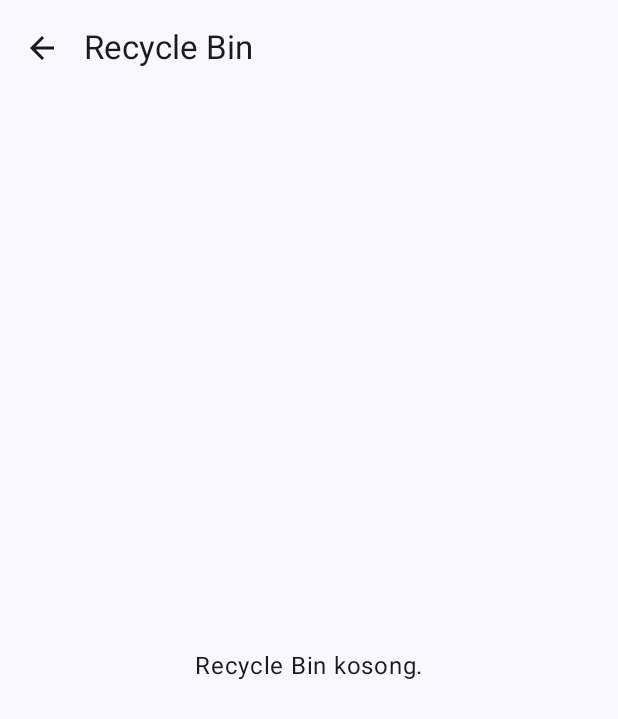
After one commit to fionas14/fiona_agenda, an Android app built with Jetpack Compose: the RecycleBinScreen screen opened through its navigation route, on a phone screen of 412 x 824 dp. The commit adds this screen. Shown: the top 719 px of the screen. Run offline under Robolectric (Android 15) with nearby library versions, the phone set to English and light mode, and no system bars; our stand-ins replace Room's generated code.

Commit message:
Menambahkan Recycle Bin dan undo

```diff
--- a/app/build.gradle.kts
+++ b/app/build.gradle.kts
@@ -57,6 +57,7 @@ dependencies {
     implementation(libs.room.ktx)
     kapt(libs.room.compiler)
     implementation(libs.androidx.datastore.preferences)
+    implementation(libs.material.icons.extended)
 
     testImplementation(libs.junit)
     androidTestImplementation(libs.androidx.junit)
--- a/app/src/main/java/com/fionasiregar0032/agenda/MainActivity.kt
+++ b/app/src/main/java/com/fionasiregar0032/agenda/MainActivity.kt
@@ -15,7 +15,7 @@ class MainActivity : ComponentActivity() {
     override fun onCreate(savedInstanceState: Bundle?) {
         super.onCreate(savedInstanceState)
         setContent {
-            AgendaTheme { // Pastikan EventAppTheme ada di package ui.theme
+            AgendaTheme {
                 Surface(
                     modifier = Modifier.fillMaxSize(),
                     color = MaterialTheme.colorScheme.background
--- a/app/src/main/java/com/fionasiregar0032/agenda/database/AcaraDao.kt
+++ b/app/src/main/java/com/fionasiregar0032/agenda/database/AcaraDao.kt
@@ -19,4 +19,13 @@ interface AcaraDao {
 
     @Query("SELECT * FROM acara_table WHERE id = :acaraId")
     fun getAcaraById(acaraId: Long): Flow<Acara?>
+
+    @Query("SELECT * FROM acara_table WHERE isDeleted = 0 ORDER BY acaraDate DESC")
+    fun getActiveAcara(): Flow<List<Acara>>
+
+    @Query("SELECT * FROM acara_table WHERE isDeleted = 1 ORDER BY acaraDate DESC")
+    fun getDeletedAcara(): Flow<List<Acara>>
+
+
+
 }
--- a/app/src/main/java/com/fionasiregar0032/agenda/model/Acara.kt
+++ b/app/src/main/java/com/fionasiregar0032/agenda/model/Acara.kt
@@ -13,7 +13,8 @@ data class Acara(
     val endTime: String,
     val location: String,
     val description: String,
-    val activityType: String
+    val activityType: String,
+    val isDeleted: Boolean = false
 
 )
 
--- a/app/src/main/java/com/fionasiregar0032/agenda/navigation/AppNavigation.kt
+++ b/app/src/main/java/com/fionasiregar0032/agenda/navigation/AppNavigation.kt
@@ -7,12 +7,12 @@ import androidx.lifecycle.viewmodel.compose.viewModel
 import androidx.navigation.NavHostController
 import androidx.navigation.compose.NavHost
 import androidx.navigation.compose.composable
-import com.fionasiregar0032.agenda.viewmodel.AcaraFormViewModel
 import com.fionasiregar0032.agenda.screen.AcaraFormScreen
 import com.fionasiregar0032.agenda.screen.MainScreen
+import com.fionasiregar0032.agenda.screen.RecycleBinScreen
 import com.fionasiregar0032.agenda.util.ViewModelFactory
+import com.fionasiregar0032.agenda.viewmodel.AcaraFormViewModel
 import com.fionasiregar0032.agenda.viewmodel.MainViewModel
-
 
 @Composable
 fun AppNavigation(navController: NavHostController) {
@@ -26,9 +26,13 @@ fun AppNavigation(navController: NavHostController) {
                 mainViewModel = mainViewModelInstance,
                 onNavigateToForm = { eventId ->
                     navController.navigate(AppRoute.AcaraFormScreen.buildRoute(eventId))
+                },
+                onNavigateToRecycleBin = {
+                    navController.navigate(AppRoute.RecycleBin.route)
                 }
             )
         }
+
         composable(
             route = AppRoute.AcaraFormScreen.routeWithArgs,
             arguments = AppRoute.AcaraFormScreen.arguments
@@ -42,5 +46,14 @@ fun AppNavigation(navController: NavHostController) {
                 viewModel = acaraFormViewModelInstance
             )
         }
+
+        composable(AppRoute.RecycleBin.route) {
+            val mainViewModelInstance: MainViewModel = viewModel(factory = factory)
+            RecycleBinScreen(
+                navController = navController,
+                viewModel = mainViewModelInstance
+            )
+
+        }
     }
 }
--- a/app/src/main/java/com/fionasiregar0032/agenda/navigation/AppRoute.kt
+++ b/app/src/main/java/com/fionasiregar0032/agenda/navigation/AppRoute.kt
@@ -4,6 +4,7 @@ import androidx.navigation.navArgument
 
 sealed class AppRoute(val route: String) {
     object MainScreen : AppRoute("main_screen")
+    object RecycleBin : AppRoute("recycle_bin")
     object AcaraFormScreen : AppRoute("acara_form_screen") {
         const val ACARA_ID_KEY = "acaraId"
 
@@ -21,5 +22,6 @@ sealed class AppRoute(val route: String) {
                 "acara_form_screen"
             }
         }
+
     }
 }
--- /dev/null
+++ b/app/src/main/java/com/fionasiregar0032/agenda/screen/RecycleBinScreen.kt
@@ -0,0 +1,86 @@
+package com.fionasiregar0032.agenda.screen
+
+import androidx.compose.foundation.layout.*
+import androidx.compose.foundation.lazy.LazyColumn
+import androidx.compose.foundation.lazy.items
+import androidx.compose.material.icons.Icons
+import androidx.compose.material.icons.automirrored.filled.ArrowBack
+import androidx.compose.material3.*
+import androidx.compose.runtime.*
+import androidx.compose.ui.Alignment
+import androidx.compose.ui.Modifier
+import androidx.compose.ui.unit.dp
+import androidx.navigation.NavHostController
+import com.fionasiregar0032.agenda.model.Acara
+import com.fionasiregar0032.agenda.viewmodel.MainViewModel
+
+@OptIn(ExperimentalMaterial3Api::class)
+@Composable
+fun RecycleBinScreen(
+    navController: NavHostController,
+    viewModel: MainViewModel
+) {
+    val deletedAcara by viewModel.deletedAcara.collectAsState()
+
+    Scaffold(
+        topBar = {
+            TopAppBar(
+                title = { Text("Recycle Bin") },
+                navigationIcon = {
+                    IconButton(onClick = { navController.popBackStack() }) {
+                        Icon(
+                            imageVector = Icons.AutoMirrored.Filled.ArrowBack,
+                            contentDescription = "Back"
+                        )
+                    }
+                }
+            )
+        }
+    ) { padding ->
+        if (deletedAcara.isEmpty()) {
+            Box(
+                modifier = Modifier
+                    .fillMaxSize()
+                    .padding(padding),
+                contentAlignment = Alignment.Center
+            ) {
+                Text("Recycle Bin kosong.")
+            }
+        } else {
+            LazyColumn(
+                modifier = Modifier
+                    .fillMaxSize()
+                    .padding(padding)
+            ) {
+                items(deletedAcara) { acara ->
+                    RecycleBinItem(acara = acara, onRestore = {
+                        viewModel.restoreAcara(acara)
+                    })
+                }
+            }
+        }
+    }
+}
+
+@Composable
+fun RecycleBinItem(acara: Acara, onRestore: () -> Unit) {
+    Card(
+        modifier = Modifier
+            .fillMaxWidth()
+            .padding(8.dp),
+        elevation = CardDefaults.cardElevation(defaultElevation = 4.dp)
+    ) {
+        Column(modifier = Modifier.padding(16.dp)) {
+            Text(text = acara.acaraName, style = MaterialTheme.typography.titleLarge)
+            Text("Tanggal: ${acara.acaraDate}")
+            Text("Waktu: ${acara.startTime} - ${acara.endTime}")
+            Spacer(modifier = Modifier.height(8.dp))
+            Button(
+                onClick = onRestore,
+                modifier = Modifier.align(Alignment.End)
+            ) {
+                Text("Restore")
+            }
+        }
+    }
+}
--- /dev/null
+++ b/app/src/main/res/drawable/baseline_delete_24.xml
@@ -0,0 +1,5 @@
+<vector xmlns:android="http://schemas.android.com/apk/res/android" android:height="24dp" android:tint="#000000" android:viewportHeight="24" android:viewportWidth="24" android:width="24dp">
+
+    <path android:fillColor="@android:color/white" android:pathData="M6,19c0,1.1 0.9,2 2,2h8c1.1,0 2,-0.9 2,-2V7H6v12zM19,4h-3.5l-1,-1h-5l-1,1H5v2h14V4z"/>
+
+</vector>
--- a/gradle/libs.versions.toml
+++ b/gradle/libs.versions.toml
@@ -35,6 +35,8 @@ room-compiler = { module = "androidx.room:room-compiler", version.ref = "room" }
 room-ktx = { module = "androidx.room:room-ktx", version.ref = "room" }
 room-runtime = { module = "androidx.room:room-runtime", version.ref = "room" }
 androidx-datastore-preferences = { module = "androidx.datastore:datastore-preferences", version.ref = "datastorePreferences"}
+material-icons-extended = { group = "androidx.compose.material", name = "material-icons-extended", version = "1.6.0" }
+
 [plugins]
 android-application = { id = "com.android.application", version.ref = "agp" }
 kotlin-android = { id = "org.jetbrains.kotlin.android", version.ref = "kotlin" }
```
Also changed, not shown: app/src/main/java/com/fionasiregar0032/agenda/repository/AcaraRepository.kt (+15 -12 lines), app/src/main/java/com/fionasiregar0032/agenda/screen/AcaraFormScreen.kt (+13 -12 lines), app/src/main/java/com/fionasiregar0032/agenda/screen/MainScreen.kt (+53 -14 lines), app/src/main/java/com/fionasiregar0032/agenda/viewmodel/AcaraFormViewModel.kt (+25 -28 lines), app/src/main/java/com/fionasiregar0032/agenda/viewmodel/MainViewModel.kt (+23 -10 lines), app/src/main/java/com/fionasiregar0032/agenda/util/SettingsDataStore.kt (line endings or trailing spaces), app/src/main/java/com/fionasiregar0032/agenda/util/ViewModelFactory.kt (line endings or trailing spaces).
